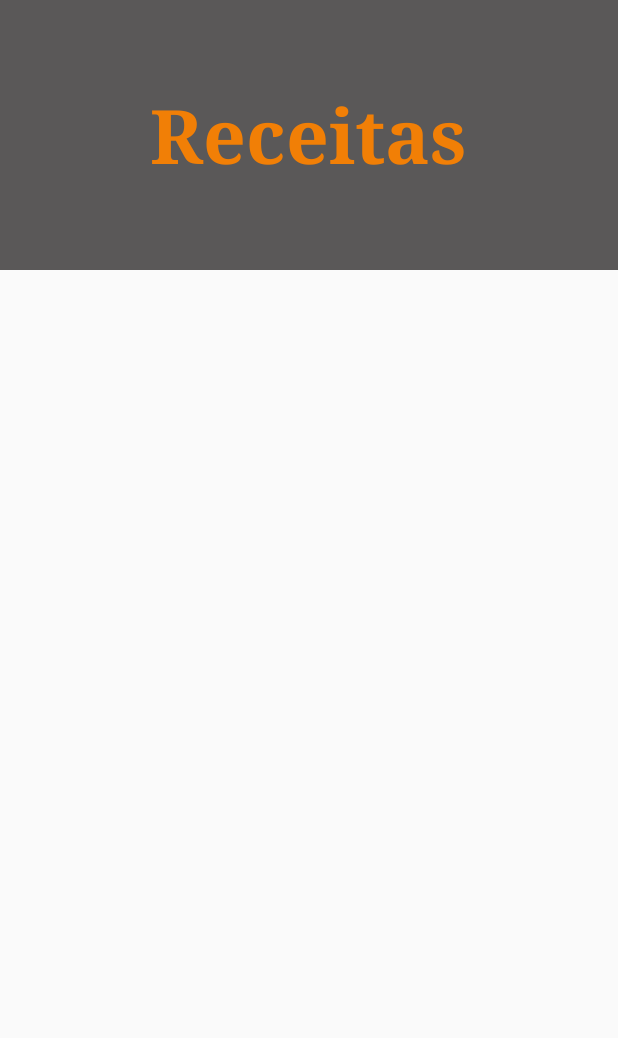
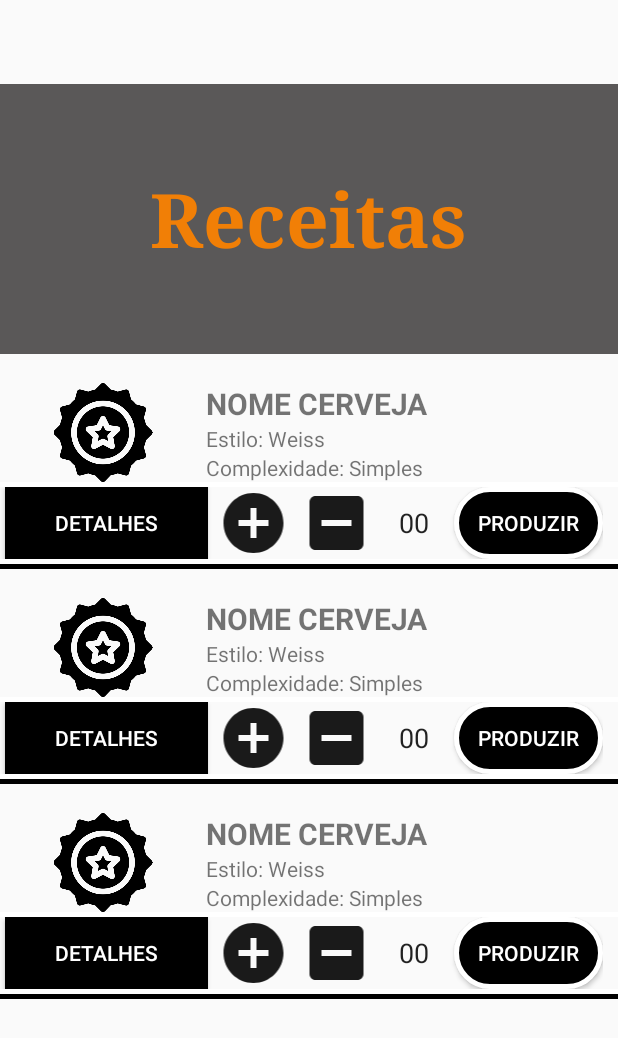
Before and after one commit to felipe-yuri/cevadabeer3, an Android app: the layout activity_recipes.xml on its own in the app's theme, with its tools: preview values and no code run, on a phone screen of 412 x 824 dp. Shown: the top 1038 px of the screen. Run offline under Robolectric (Android 15) with nearby library versions, the phone set to English and light mode, and no system bars; Roboto replaces fonts that are not available here.

Commit message:
Producao e Receitas ok

```diff
--- a/app/src/main/java/com/example/cevadabeer/services/ProducaoService.java
+++ b/app/src/main/java/com/example/cevadabeer/services/ProducaoService.java
@@ -10,8 +10,8 @@ import retrofit2.http.Path;
 
 public interface ProducaoService {
     @GET("producao")
-    Call<List<Producao>> searchProduct();
+    Call<List<Producao>> buscarProducao();
 
     @GET("producao/{id}")
-    Call<List<Producao>> searchProductId(@Path("id") String id);
+    Call<List<Producao>> buscarProducaoId(@Path("id") String id);
 }
--- /dev/null
+++ b/app/src/main/res/drawable/ic_add_box_black_24dp.xml
@@ -0,0 +1,5 @@
+<vector android:alpha="0.9" android:height="24dp"
+    android:viewportHeight="24.0" android:viewportWidth="24.0"
+    android:width="24dp" xmlns:android="http://schemas.android.com/apk/res/android">
+    <path android:fillColor="#FF000000" android:pathData="M19,3L5,3c-1.11,0 -2,0.9 -2,2v14c0,1.1 0.89,2 2,2h14c1.1,0 2,-0.9 2,-2L21,5c0,-1.1 -0.9,-2 -2,-2zM17,13h-4v4h-2v-4L7,13v-2h4L11,7h2v4h4v2z"/>
+</vector>
--- /dev/null
+++ b/app/src/main/res/drawable/ic_add_circle_black_24dp.xml
@@ -0,0 +1,5 @@
+<vector android:alpha="0.9" android:height="24dp"
+    android:viewportHeight="24.0" android:viewportWidth="24.0"
+    android:width="24dp" xmlns:android="http://schemas.android.com/apk/res/android">
+    <path android:fillColor="#FF000000" android:pathData="M12,2C6.48,2 2,6.48 2,12s4.48,10 10,10 10,-4.48 10,-10S17.52,2 12,2zM17,13h-4v4h-2v-4L7,13v-2h4L11,7h2v4h4v2z"/>
+</vector>
--- /dev/null
+++ b/app/src/main/res/drawable/ic_indeterminate_check_box_black_24dp.xml
@@ -0,0 +1,5 @@
+<vector android:alpha="0.9" android:height="24dp"
+    android:viewportHeight="24.0" android:viewportWidth="24.0"
+    android:width="24dp" xmlns:android="http://schemas.android.com/apk/res/android">
+    <path android:fillColor="#FF000000" android:pathData="M19,3L5,3c-1.1,0 -2,0.9 -2,2v14c0,1.1 0.9,2 2,2h14c1.1,0 2,-0.9 2,-2L21,5c0,-1.1 -0.9,-2 -2,-2zM17,13L7,13v-2h10v2z"/>
+</vector>
--- /dev/null
+++ b/app/src/main/res/drawable/shape_button.xml
@@ -0,0 +1,9 @@
+<?xml version="1.0" encoding="utf-8"?>
+<shape xmlns:android="http://schemas.android.com/apk/res/android"
+    android:shape="rectangle">
+    <gradient android:startColor="#000000"
+        android:endColor="#000000"
+        android:angle="270" />
+    <corners android:radius="50dp" />
+    <stroke android:width="5px" android:color="#ffffff" />
+</shape>
--- /dev/null
+++ b/app/src/main/res/drawable/shape_edit_text.xml
@@ -0,0 +1,20 @@
+<?xml version="1.0" encoding="utf-8"?>
+<selector xmlns:android="http://schemas.android.com/apk/res/android">
+    <shape
+        xmlns:android="http://schemas.android.com/apk/res/android"
+        android:shape="rectangle">
+
+    <solid
+        android:color="#000000"/>
+
+    <corners
+        android:bottomRightRadius="3dp"
+        android:bottomLeftRadius="3dp"
+        android:topLeftRadius="3dp"
+        android:topRightRadius="3dp"/>
+
+    <stroke
+        android:color="#000000"
+        android:width="1dp"/>
+    </shape>
+</selector>
--- a/app/src/main/res/layout/activity_menu.xml
+++ b/app/src/main/res/layout/activity_menu.xml
@@ -29,7 +29,7 @@
                 app:layout_scrollFlags="scroll|exitUntilCollapsed">
 
                 <TextView
-                    android:id="@+id/tvTitulo"
+                    android:id="@+id/tvTituloReceitas"
                     android:layout_width="wrap_content"
                     android:layout_height="wrap_content"
                     android:layout_gravity="center"
--- a/app/src/main/res/layout/activity_production.xml
+++ b/app/src/main/res/layout/activity_production.xml
@@ -29,7 +29,7 @@
                 app:layout_scrollFlags="scroll|exitUntilCollapsed">
 
                 <TextView
-                    android:id="@+id/tvTitulo"
+                    android:id="@+id/tvTituloReceitas"
                     android:layout_width="wrap_content"
                     android:layout_height="wrap_content"
                     android:layout_gravity="center"
@@ -38,7 +38,7 @@
                     android:textColor="#F17F06"
                     android:textSize="50sp"
                     android:textStyle="bold"
-                    app:fontFamily="serif" />
+                    />
 
 
             </com.google.android.material.appbar.CollapsingToolbarLayout>
--- a/app/src/main/res/layout/activity_recipes.xml
+++ b/app/src/main/res/layout/activity_recipes.xml
@@ -6,6 +6,11 @@
     android:layout_height="match_parent"
     android:fitsSystemWindows="true"
     tools:context=".activities.ReceitasActivity">
+
+    <LinearLayout
+        android:layout_width="match_parent"
+        android:layout_height="match_parent"
+        android:orientation="vertical">
 
         <com.google.android.material.appbar.AppBarLayout
             android:id="@+id/app_bar"
@@ -18,13 +23,13 @@
                 android:id="@+id/toolbar_layout"
                 android:layout_width="match_parent"
                 android:layout_height="match_parent"
+                android:background="#5A5858"
                 android:fitsSystemWindows="true"
-            android:background="#5A5858"
                 app:contentScrim="?attr/colorPrimary"
                 app:layout_scrollFlags="scroll|exitUntilCollapsed">
 
                 <TextView
-                android:id="@+id/tvTitulo"
+                    android:id="@+id/tvTituloReceitas"
                     android:layout_width="wrap_content"
                     android:layout_height="wrap_content"
                     android:layout_gravity="center"
@@ -38,4 +43,12 @@
             </com.google.android.material.appbar.CollapsingToolbarLayout>
         </com.google.android.material.appbar.AppBarLayout>
 
+        <androidx.recyclerview.widget.RecyclerView
+            android:id="@+id/rvListaReceitas"
+            android:layout_width="match_parent"
+            android:layout_height="match_parent"
+            android:scrollbars="vertical"
+            tools:listitem="@layout/lista_receita" />
+    </LinearLayout>
+
 </androidx.coordinatorlayout.widget.CoordinatorLayout>
--- a/app/src/main/res/layout/activity_stock.xml
+++ b/app/src/main/res/layout/activity_stock.xml
@@ -24,7 +24,7 @@
             app:layout_scrollFlags="scroll|exitUntilCollapsed">
 
             <TextView
-                android:id="@+id/tvTitulo"
+                android:id="@+id/tvTituloReceitas"
                 android:layout_width="wrap_content"
                 android:layout_height="wrap_content"
                 android:layout_gravity="center"
--- /dev/null
+++ b/app/src/main/res/layout/lista_receita.xml
@@ -0,0 +1,178 @@
+<?xml version="1.0" encoding="utf-8"?>
+<LinearLayout xmlns:android="http://schemas.android.com/apk/res/android"
+    xmlns:app="http://schemas.android.com/apk/res-auto"
+    android:layout_width="match_parent"
+    android:layout_height="wrap_content"
+    android:orientation="vertical">
+
+    <TextView
+        android:layout_width="match_parent"
+        android:layout_height="wrap_content" />
+
+    <LinearLayout
+        android:layout_width="match_parent"
+        android:layout_height="match_parent"
+        android:orientation="horizontal">
+
+        <ImageView
+            android:id="@+id/imageTampa"
+            android:layout_width="match_parent"
+            android:layout_height="match_parent"
+            android:layout_weight="2"
+            app:srcCompat="@drawable/ictampapreta" />
+
+        <LinearLayout
+            android:layout_width="match_parent"
+            android:layout_height="wrap_content"
+            android:paddingRight="10dp"
+            android:layout_weight="1"
+            android:orientation="vertical">
+
+            <TextView
+                android:id="@+id/tvNomeCervejaReceita"
+                android:layout_width="match_parent"
+                android:layout_height="match_parent"
+                android:layout_weight="1"
+                android:text="Nome Cerveja"
+                android:textAllCaps="true"
+                android:textSize="20dp"
+                android:textStyle="bold" />
+
+            <LinearLayout
+                android:layout_width="match_parent"
+                android:layout_height="match_parent"
+                android:orientation="horizontal">
+
+                <TextView
+                    android:id="@+id/tvEstilo"
+                    android:layout_width="wrap_content"
+                    android:layout_height="wrap_content"
+                    android:text="Estilo: " />
+
+                <TextView
+                    android:id="@+id/tvEstiloVar"
+                    android:layout_width="4dp"
+                    android:layout_height="match_parent"
+                    android:layout_weight="1"
+                    android:text="Weiss" />
+
+            </LinearLayout>
+
+            <LinearLayout
+                android:layout_width="match_parent"
+                android:layout_height="match_parent"
+                android:orientation="horizontal">
+
+                <TextView
+                    android:id="@+id/tvComplexidade"
+                    android:layout_width="wrap_content"
+                    android:layout_height="wrap_content"
+                    android:text="Complexidade: " />
+
+                <TextView
+                    android:id="@+id/tvComplexidadeVar"
+                    android:layout_width="wrap_content"
+                    android:layout_height="match_parent"
+                    android:layout_weight="1"
+                    android:text="Simples" />
+
+            </LinearLayout>
+
+        </LinearLayout>
+
+    </LinearLayout>
+
+    <LinearLayout
+        android:layout_width="match_parent"
+        android:layout_height="match_parent"
+        android:orientation="vertical">
+
+        <View
+            android:id="@+id/divider2"
+            android:layout_width="match_parent"
+            android:layout_height="3dp"
+            android:background="#ffffff" />
+    </LinearLayout>
+
+    <LinearLayout
+        android:layout_width="match_parent"
+        android:layout_height="match_parent"
+        android:orientation="horizontal"
+        android:paddingRight="10dp">
+
+        <Space
+            android:layout_width="3dp"
+            android:layout_height="match_parent" />
+
+        <Button
+            android:id="@+id/btDetalhes"
+            android:layout_width="135dp"
+            android:layout_height="match_parent"
+            android:background="#000000"
+            android:shadowColor="#ffffff"
+            android:text="Detalhes"
+            android:textColor="#ffffff" />
+
+        <Space
+            android:layout_width="5dp"
+            android:layout_height="match_parent" />
+
+        <ImageView
+            android:id="@+id/imgMore"
+            android:layout_width="50dp"
+            android:layout_height="match_parent"
+            app:srcCompat="@drawable/ic_add_circle_black_24dp" />
+
+        <Space
+            android:layout_width="5dp"
+            android:layout_height="match_parent" />
+
+        <ImageView
+            android:id="@+id/imgLess"
+            android:layout_width="50dp"
+            android:layout_height="match_parent"
+            app:srcCompat="@drawable/ic_indeterminate_check_box_black_24dp" />
+
+        <Space
+            android:layout_width="5dp"
+            android:layout_height="match_parent" />
+
+        <EditText
+            android:id="@+id/edQuantidadeReceitaVar"
+            android:layout_width="wrap_content"
+            android:layout_height="match_parent"
+            android:background="@drawable/shape_edit_text"
+            android:ems="2"
+            android:inputType="number"
+            android:text="00"
+            android:gravity="center"
+            />
+
+        <Space
+            android:layout_width="5dp"
+            android:layout_height="match_parent" />
+
+        <Button
+            android:id="@+id/btProduzir"
+            android:layout_width="match_parent"
+            android:layout_height="wrap_content"
+            android:text="Produzir"
+            android:background="@drawable/shape_button"
+            android:textColor="#ffffff"
+            />
+
+    </LinearLayout>
+
+    <View
+        android:id="@+id/divider5"
+        android:layout_width="match_parent"
+        android:layout_height="3dp"
+        android:background="#ffffff" />
+
+    <View
+        android:id="@+id/divider3"
+        android:layout_width="match_parent"
+        android:layout_height="3dp"
+        android:background="#000000" />
+
+</LinearLayout>
```
Also changed, not shown: app/src/main/java/com/example/cevadabeer/activities/ProducaoActivity.java (+42 -12 lines), app/src/main/java/com/example/cevadabeer/activities/ReceitasActivity.java (+17 -4 lines), app/src/main/java/com/example/cevadabeer/control/MyRecyclerViewAdapter.java (deleted, +0 -86 lines), app/src/main/java/com/example/cevadabeer/control/ProducaoAdapter.java (added, +94 -0 lines), app/src/main/java/com/example/cevadabeer/control/ReceitasAdapter.java (added, +64 -0 lines), app/src/main/java/com/example/cevadabeer/entities/Producao.java (+21 -12 lines), app/src/main/res/layout/lista_producao.xml (+35 -35 lines). Lines whose indentation alone changed are shown as unchanged.
